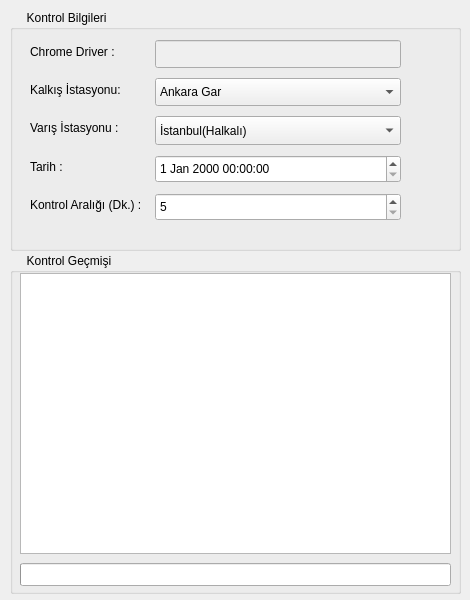
Old version of the form files/ticket_checker.ui in the repository muzafferbulut/yht-ticket-checker.
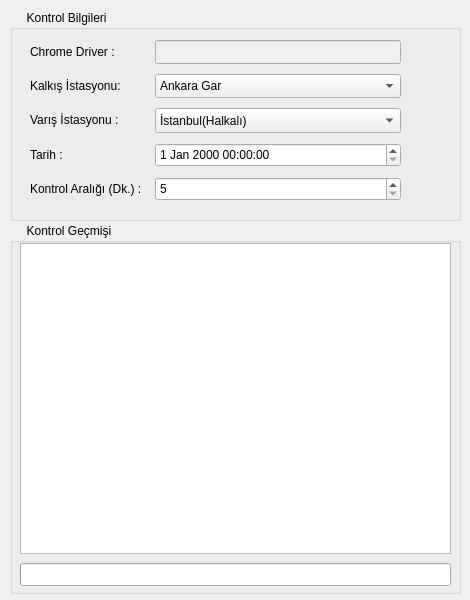
New version of the form. Icons and pictures are not drawn.

Commit message: arayüzde basit düzenleme yapıldı

Diff of the .ui file:
```diff
--- a/files/ticket_checker.ui
+++ b/files/ticket_checker.ui
@@ -36,7 +36,7 @@
       <x>10</x>
       <y>10</y>
       <width>451</width>
-      <height>241</height>
+      <height>211</height>
      </rect>
     </property>
     <property name="title">
@@ -48,7 +48,7 @@
        <x>10</x>
        <y>20</y>
        <width>381</width>
-       <height>201</height>
+       <height>181</height>
       </rect>
      </property>
      <layout class="QFormLayout" name="formLayout">
@@ -318,7 +318,7 @@
        <x>395</x>
        <y>20</y>
        <width>50</width>
-       <height>201</height>
+       <height>181</height>
       </rect>
      </property>
      <layout class="QVBoxLayout" name="verticalLayout">
@@ -469,9 +469,9 @@
     <property name="geometry">
      <rect>
       <x>10</x>
-      <y>253</y>
+      <y>223</y>
       <width>451</width>
-      <height>341</height>
+      <height>371</height>
      </rect>
     </property>
     <property name="title">
@@ -486,7 +486,7 @@
        <x>10</x>
        <y>20</y>
        <width>431</width>
-       <height>281</height>
+       <height>311</height>
       </rect>
      </property>
      <property name="readOnly">
@@ -497,7 +497,7 @@
      <property name="geometry">
       <rect>
        <x>10</x>
-       <y>310</y>
+       <y>340</y>
        <width>431</width>
        <height>23</height>
       </rect>
```
